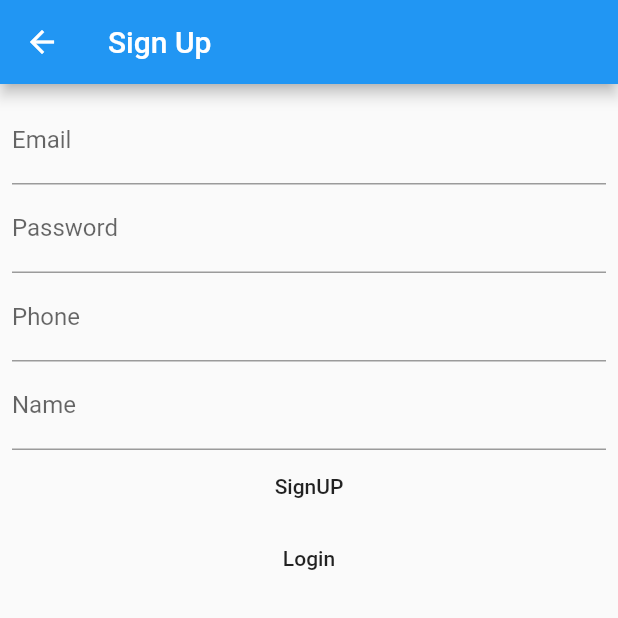
After one commit to azamyadullahi/udatedlogintask, a Flutter app: the screen it shows after launch, after a tap on "Sign up", on a phone screen of 412 x 824 dp, the top half of it. The commit adds this screen. Run offline on Flutter 3.47's test engine with Material 2 defaults, Android fonts, the phone set to English and light mode, and no system bars; our stand-ins replace flutter_secure_storage, shared_preferences; network calls fail.

Commit message:
second updated commit

```diff
--- a/lib/login.dart
+++ b/lib/login.dart
@@ -4,26 +4,27 @@ import 'dart:io';
 import 'package:flutter/material.dart';
 import 'package:http/http.dart' as http;
 import 'package:logintasktwo/main.dart';
+import 'package:logintasktwo/signup.dart';
 import 'package:shared_preferences/shared_preferences.dart';
 import 'package:logintasktwo/HomePage.dart';
 import 'package:flutter_secure_storage/flutter_secure_storage.dart';
 
 
 class Fact {
-  final String sid;
-  final String stoken;
-  final String smessage;
+  String sid;
+  String stoken;
+  String smessage;
 
   Fact({this.sid, this.stoken, this.smessage});
 
-  factory Fact.fromJson(Map<String, dynamic> json) {
+  factory Fact.fromJson(Map<String,dynamic> json) {
     return Fact(
       sid: json['Id'],
       stoken: json['Token'],
       smessage: json['Message'],
     );
   }
-  Future<String> testAPi() async {
+  Future<Fact> testAPi() async {
     final SharedPreferences prefs = await SharedPreferences.getInstance();
     prefs.setString('sid', sid);
     print(sid);
@@ -123,6 +124,17 @@ class _LoginUserState extends State<LoginUser>{
                   },
                   child: Text("Log In")
               ),
+              FlatButton(
+                  onPressed: ()  {
+                    Navigator.push(
+                        context,
+                        MaterialPageRoute(
+                          builder: (context) => signup(),
+                        )
+                    );
+                  },
+                  child: Text("Sign up")
+              ),
 
             ],
           ),
--- /dev/null
+++ b/lib/signup.dart
@@ -0,0 +1,129 @@
+import 'dart:convert';
+import 'dart:async';
+import 'dart:io';
+import 'package:flutter/material.dart';
+import 'package:http/http.dart' as http;
+import 'package:logintasktwo/main.dart';
+import 'package:shared_preferences/shared_preferences.dart';
+import 'package:logintasktwo/HomePage.dart';
+import 'package:flutter_secure_storage/flutter_secure_storage.dart';
+
+import 'login.dart';
+
+
+class signup extends StatefulWidget{
+  signup({Key key, this.title}) : super(key: key);
+  final String title;
+
+  @override
+  _signup createState() => _signup();
+}
+
+class _signup extends State<signup>{
+  final TextEditingController _emailController = TextEditingController();
+  final TextEditingController _passwordController = TextEditingController();
+  final TextEditingController _phoneController = TextEditingController();
+  final TextEditingController _nameController = TextEditingController();
+
+
+  Future attemptSignUp( ) async {
+
+    // Getting value from Controller
+    String email = _emailController.text;
+    String password = _passwordController.text;
+    String phone = _phoneController.text;
+    String name = _nameController.text;
+
+
+    var res = await http.post(
+        "http://owlbridge.in/quiz/apis/register",
+        headers: {
+          "Accept": "application/json",
+          "Content-Type": "application/x-www-form-urlencoded"
+        },
+        body: {
+          "email": email,
+          "password": password,
+          "phone": phone,
+          "name": name,
+        }
+    );
+
+    if(res.statusCode == 200){
+      final responseJson = json.decode(res.body);
+      print(responseJson);
+      return (responseJson);
+    }else{
+      print("you got error");
+    }
+    return null;
+  }
+
+  void displayDialog(context, title, text) => showDialog(
+    context: context,
+    builder: (context) =>
+        AlertDialog(
+            title: Text(title),
+            content: Text(text)
+        ),
+  );
+
+
+  @override
+  Widget build(BuildContext context) {
+    return Scaffold(
+        appBar: AppBar(title: Text("Sign Up"),),
+        body: Padding(
+          padding: const EdgeInsets.all(8.0),
+          child: Column(
+            children: <Widget>[
+              TextField(
+                controller: _emailController,
+                decoration: InputDecoration(
+                    labelText: 'Email'
+                ),
+              ),
+              TextField(
+                controller: _passwordController,
+                obscureText: true,
+                decoration: InputDecoration(
+                    labelText: 'Password'
+                ),
+              ),
+              TextField(
+                controller: _phoneController,
+                decoration: InputDecoration(
+                    labelText: 'Phone'
+                ),
+              ),
+              TextField(
+                controller: _nameController,
+                decoration: InputDecoration(
+                    labelText: 'Name'
+                ),
+              ),
+              FlatButton(
+                  onPressed: attemptSignUp,
+                  child: Text("SignUP")
+              ),
+              FlatButton(
+                  onPressed: ()  {
+                    Navigator.push(
+                        context,
+                        MaterialPageRoute(
+                          builder: (context) => LoginUser(),
+                        )
+                    );
+                  },
+                  child: Text("Login")
+              ),
+
+            ],
+          ),
+        )
+    );
+
+  }
+
+
+}
```
Also changed, not shown: lib/HomePage.dart (+125 -11 lines).
